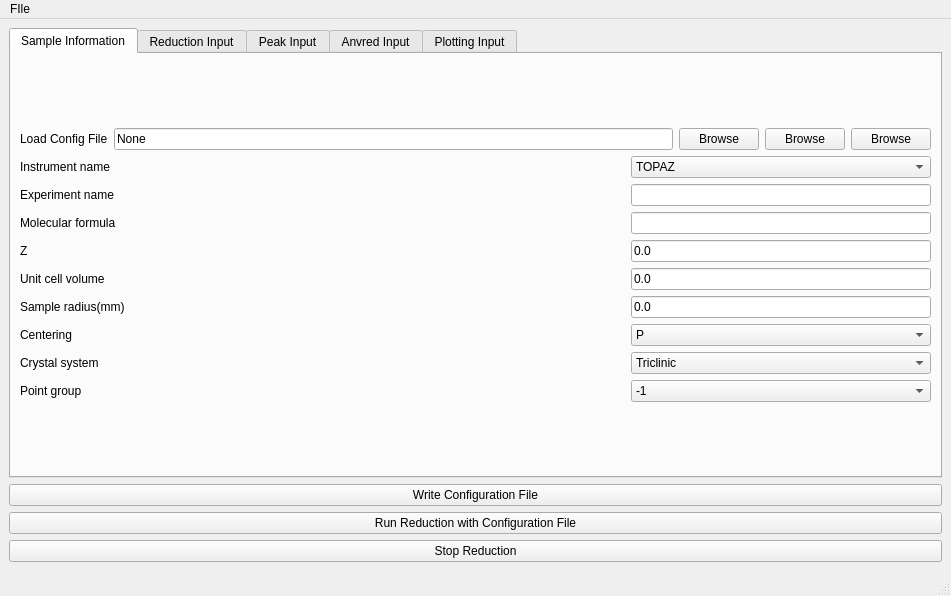
Qt form TOPAZ/ReductionGUI/design.ui (zjmorgan/scd-reduction) before a commit.
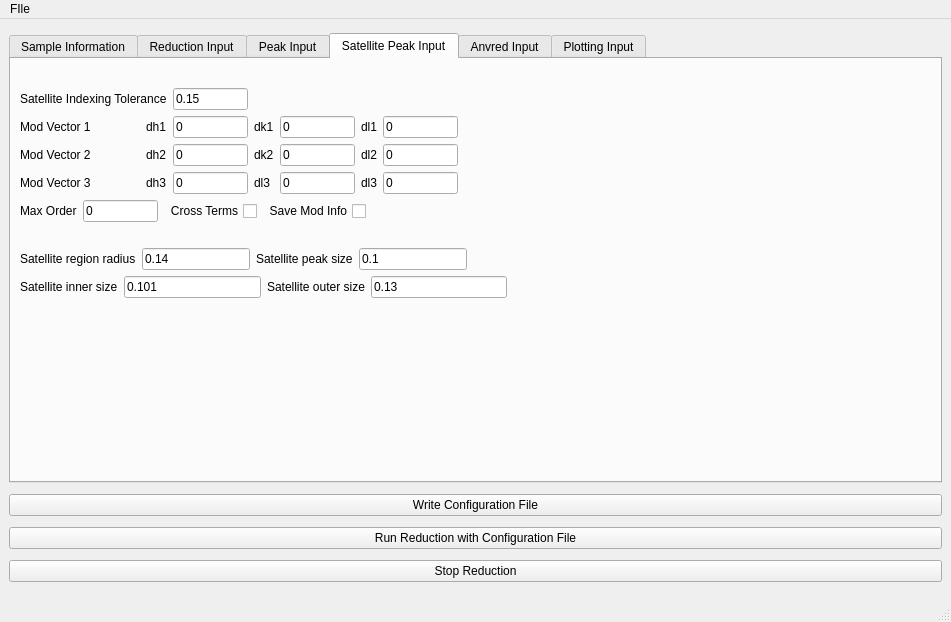
The same form after that commit. The open tabs and pages were chosen to show the change.

Commit message: Updated GUI to support magnetic satellite

What changed in the file:
```diff
--- a/TOPAZ/ReductionGUI/design.ui
+++ b/TOPAZ/ReductionGUI/design.ui
@@ -7,7 +7,7 @@
     <x>0</x>
     <y>0</y>
     <width>951</width>
-    <height>596</height>
+    <height>622</height>
    </rect>
   </property>
   <property name="windowTitle">
@@ -51,6 +51,9 @@
         <property name="currentIndex">
          <number>0</number>
         </property>
+        <property name="tabsClosable">
+         <bool>false</bool>
+        </property>
         <widget class="QWidget" name="sample">
          <property name="toolTip">
           <string>&lt;html&gt;&lt;head/&gt;&lt;body&gt;&lt;p&gt;&lt;span style=&quot; font-size:9pt; font-style:italic;&quot;&gt;Sample inputs of molecular formulas&lt;/span&gt;&lt;/p&gt;&lt;p&gt;&lt;span style=&quot; font-size:9pt;&quot;&gt;For example, for oxalic acid dihydrate, C2O4H2.2H2O, or C2O6H6, input&lt;/span&gt;&lt;/p&gt;&lt;p&gt;&lt;span style=&quot; font-size:9pt;&quot;&gt;C2 O4 H2 H4 O2 &lt;/span&gt;&lt;span style=&quot; font-size:9pt; font-style:italic;&quot;&gt;or&lt;/span&gt;&lt;span style=&quot; font-size:9pt;&quot;&gt; C2 O6 H6&lt;/span&gt;&lt;/p&gt;&lt;p&gt;&lt;span style=&quot; font-size:9pt;&quot;&gt;For deuterated oxalic acid dihydrate, input&lt;/span&gt;&lt;/p&gt;&lt;p&gt;&lt;span style=&quot; font-size:9pt;&quot;&gt;C2 O6 D6 &lt;/span&gt;&lt;span style=&quot; font-size:9pt; font-style:italic;&quot;&gt;or&lt;/span&gt;&lt;span style=&quot; font-size:9pt;&quot;&gt; C2 O6 2H6&lt;/span&gt;&lt;/p&gt;&lt;p&gt;&lt;span style=&quot; font-size:9pt;&quot;&gt;For La2NiO4.2, input&lt;/span&gt;&lt;/p&gt;&lt;p&gt;&lt;span style=&quot; font-size:9pt;&quot;&gt;La2 Ni1 O4.2&lt;/span&gt;&lt;/p&gt;&lt;p&gt;&lt;span style=&quot; font-size:9pt;&quot;&gt;For boron-11 B4C, input&lt;/span&gt;&lt;/p&gt;&lt;p&gt;&lt;span style=&quot; font-size:9pt;&quot;&gt;11B4 C1&lt;/span&gt;&lt;/p&gt;&lt;p&gt;&lt;span style=&quot; font-weight:600;&quot;&gt;Descriptions of input&lt;/span&gt;:&lt;/p&gt;&lt;p&gt;&lt;span style=&quot; font-weight:600;&quot;&gt;Molecular formula&lt;/span&gt;: The chemical formula input as described above.&lt;/p&gt;&lt;p&gt;&lt;span style=&quot; font-weight:600;&quot;&gt;Z&lt;/span&gt;: The number of formula units in the unit cell.&lt;/p&gt;&lt;p&gt;This can be a noninteger value.&lt;/p&gt;&lt;p&gt;&lt;span style=&quot; font-weight:600;&quot;&gt;Unit cell volume&lt;/span&gt;: The unit cell volume in units of Angstroms cubed.&lt;/p&gt;&lt;p&gt;&lt;span style=&quot; font-weight:600;&quot;&gt;weight&lt;/span&gt;: Crystal weight in milligrams.&lt;/p&gt;&lt;p&gt;If 0, do not calculate crystal volume or radius.&lt;/p&gt;&lt;/body&gt;&lt;/html&gt;</string>
@@ -4135,6 +4138,485 @@
           </item>
          </layout>
         </widget>
+        <widget class="QWidget" name="satellite">
+         <attribute name="title">
+          <string>Satellite Peak Input</string>
+         </attribute>
+         <layout class="QGridLayout" name="gridLayout_3">
+          <item row="3" column="1">
+           <layout class="QGridLayout" name="gridLayout_2">
+            <item row="1" column="5">
+             <widget class="QLineEdit" name="mod_vec_2_dk_ledt">
+              <property name="maximumSize">
+               <size>
+                <width>75</width>
+                <height>16777215</height>
+               </size>
+              </property>
+              <property name="text">
+               <string>0</string>
+              </property>
+             </widget>
+            </item>
+            <item row="2" column="0">
+             <widget class="QLabel" name="label_67">
+              <property name="text">
+               <string>Mod Vector 3</string>
+              </property>
+             </widget>
+            </item>
+            <item row="0" column="6">
+             <widget class="QLabel" name="label_74">
+              <property name="text">
+               <string>dl1</string>
+              </property>
+             </widget>
+            </item>
+            <item row="2" column="7">
+             <widget class="QLineEdit" name="mod_vec_3_dl_ledt">
+              <property name="maximumSize">
+               <size>
+                <width>75</width>
+                <height>16777215</height>
+               </size>
+              </property>
+              <property name="text">
+               <string>0</string>
+              </property>
+             </widget>
+            </item>
+            <item row="1" column="0">
+             <widget class="QLabel" name="label_66">
+              <property name="text">
+               <string>Mod Vector 2</string>
+              </property>
+             </widget>
+            </item>
+            <item row="0" column="3">
+             <widget class="QLineEdit" name="mod_vec_1_dh_ledt">
+              <property name="maximumSize">
+               <size>
+                <width>75</width>
+                <height>16777215</height>
+               </size>
+              </property>
+              <property name="text">
+               <string>0</string>
+              </property>
+             </widget>
+            </item>
+            <item row="1" column="3">
+             <widget class="QLineEdit" name="mod_vec_2_dh_ledt">
+              <property name="maximumSize">
+               <size>
+                <width>75</width>
+                <height>16777215</height>
+               </size>
+              </property>
+              <property name="text">
+               <string>0</string>
+              </property>
+             </widget>
+            </item>
+            <item row="1" column="4">
+             <widget class="QLabel" name="label_73">
+              <property name="text">
+               <string>dk2</string>
+              </property>
+             </widget>
+            </item>
+            <item row="1" column="7">
+             <widget class="QLineEdit" name="mod_vec_2_dl_ledt">
+              <property name="maximumSize">
+               <size>
+                <width>75</width>
+                <height>16777215</height>
+               </size>
+              </property>
+              <property name="text">
+               <string>0</string>
+              </property>
+             </widget>
+            </item>
+            <item row="2" column="2">
+             <widget class="QLabel" name="label_71">
+              <property name="text">
+               <string>dh3</string>
+              </property>
+             </widget>
+            </item>
+            <item row="0" column="0">
+             <widget class="QLabel" name="label_18">
+              <property name="text">
+               <string>Mod Vector 1</string>
+              </property>
+             </widget>
+            </item>
+            <item row="2" column="3">
+             <widget class="QLineEdit" name="mod_vec_3_dh_ledt">
+              <property name="maximumSize">
+               <size>
+                <width>75</width>
+                <height>16777215</height>
+               </size>
+              </property>
+              <property name="text">
+               <string>0</string>
+              </property>
+             </widget>
+            </item>
+            <item row="0" column="8">
+             <spacer name="horizontalSpacer_69">
+              <property name="orientation">
+               <enum>Qt::Horizontal</enum>
+              </property>
+              <property name="sizeHint" stdset="0">
+               <size>
+                <width>40</width>
+                <height>20</height>
+               </size>
+              </property>
+             </spacer>
+            </item>
+            <item row="0" column="5">
+             <widget class="QLineEdit" name="mod_vec_1_dk_ledt">
+              <property name="maximumSize">
+               <size>
+                <width>75</width>
+                <height>16777215</height>
+               </size>
+              </property>
+              <property name="text">
+               <string>0</string>
+              </property>
+             </widget>
+            </item>
+            <item row="0" column="2">
+             <widget class="QLabel" name="label_68">
+              <property name="text">
+               <string>dh1</string>
+              </property>
+             </widget>
+            </item>
+            <item row="0" column="4">
+             <widget class="QLabel" name="label_69">
+              <property name="text">
+               <string>dk1</string>
+              </property>
+             </widget>
+            </item>
+            <item row="1" column="6">
+             <widget class="QLabel" name="label_75">
+              <property name="text">
+               <string>dl2</string>
+              </property>
+             </widget>
+            </item>
+            <item row="2" column="5">
+             <widget class="QLineEdit" name="mod_vec_3_dk_ledt">
+              <property name="maximumSize">
+               <size>
+                <width>75</width>
+                <height>16777215</height>
+               </size>
+              </property>
+              <property name="text">
+               <string>0</string>
+              </property>
+             </widget>
+            </item>
+            <item row="0" column="7">
+             <widget class="QLineEdit" name="mod_vec_1_dl_ledt">
+              <property name="maximumSize">
+               <size>
+                <width>75</width>
+                <height>16777215</height>
+               </size>
+              </property>
+              <property name="text">
+               <string>0</string>
+              </property>
+             </widget>
+            </item>
+            <item row="2" column="6">
+             <widget class="QLabel" name="label_76">
+              <property name="text">
+               <string>dl3</string>
+              </property>
+             </widget>
+            </item>
+            <item row="1" column="2">
+             <widget class="QLabel" name="label_70">
+              <property name="text">
+               <string>dh2</string>
+              </property>
+             </widget>
+            </item>
+            <item row="2" column="4">
+             <widget class="QLabel" name="label_72">
+              <property name="text">
+               <string>dl3</string>
+              </property>
+             </widget>
+            </item>
+            <item row="0" column="1">
+             <spacer name="horizontalSpacer_73">
+              <property name="orientation">
+               <enum>Qt::Horizontal</enum>
+              </property>
+              <property name="sizeHint" stdset="0">
+               <size>
+                <width>40</width>
+                <height>20</height>
+               </size>
+              </property>
+             </spacer>
+            </item>
+           </layout>
+          </item>
+          <item row="0" column="1">
+           <spacer name="horizontalSpacer_70">
+            <property name="orientation">
+             <enum>Qt::Horizontal</enum>
+            </property>
+            <property name="sizeHint" stdset="0">
+             <size>
+              <width>40</width>
+              <height>20</height>
+             </size>
+            </property>
+           </spacer>
+          </item>
+          <item row="8" column="1">
+           <spacer name="verticalSpacer">
+            <property name="orientation">
+             <enum>Qt::Vertical</enum>
+            </property>
+            <property name="sizeHint" stdset="0">
+             <size>
+              <width>20</width>
+              <height>40</height>
+             </size>
+            </property>
+           </spacer>
+          </item>
+          <item row="4" column="1">
+           <layout class="QGridLayout" name="gridLayout_5">
+            <item row="0" column="2">
+             <widget class="QCheckBox" name="cross_terms_chbx">
+              <property name="layoutDirection">
+               <enum>Qt::RightToLeft</enum>
+              </property>
+              <property name="text">
+               <string>Cross Terms</string>
+              </property>
+             </widget>
+            </item>
+            <item row="0" column="1">
+             <widget class="QLineEdit" name="max_order_ledt">
+              <property name="maximumSize">
+               <size>
+                <width>75</width>
+                <height>16777215</height>
+               </size>
+              </property>
+              <property name="text">
+               <string>0</string>
+              </property>
+             </widget>
+            </item>
+            <item row="0" column="0">
+             <widget class="QLabel" name="label_65">
+              <property name="text">
+               <string>Max Order</string>
+              </property>
+             </widget>
+            </item>
+            <item row="0" column="4">
+             <spacer name="horizontalSpacer_72">
+              <property name="orientation">
+               <enum>Qt::Horizontal</enum>
+              </property>
+              <property name="sizeHint" stdset="0">
+               <size>
+                <width>40</width>
+                <height>20</height>
+               </size>
+              </property>
+             </spacer>
+            </item>
+            <item row="0" column="3">
+             <widget class="QCheckBox" name="save_mod_info_chbx">
+              <property name="layoutDirection">
+               <enum>Qt::RightToLeft</enum>
+              </property>
+              <property name="text">
+               <string>Save Mod Info</string>
+              </property>
+             </widget>
+            </item>
+           </layout>
+          </item>
+          <item row="1" column="2">
+           <spacer name="horizontalSpacer_71">
+            <property name="orientation">
+             <enum>Qt::Horizontal</enum>
+            </property>
+            <property name="sizeHint" stdset="0">
+             <size>
+              <width>40</width>
+              <height>20</height>
+             </size>
+            </property>
+           </spacer>
+          </item>
+          <item row="7" column="1">
+           <layout class="QGridLayout" name="gridLayout_7">
+            <item row="0" column="0">
+             <widget class="QLabel" name="label_78">
+              <property name="text">
+               <string>Satellite inner size</string>
+              </property>
+             </widget>
+            </item>
+            <item row="0" column="1">
+             <widget class="QLineEdit" name="sat_peak_inner_radius_ledt">
+              <property name="maximumSize">
+               <size>
+                <width>140</width>
+                <height>16777215</height>
+               </size>
+              </property>
+              <property name="text">
+               <string>0.101</string>
+              </property>
+             </widget>
+            </item>
+            <item row="0" column="2">
+             <widget class="QLabel" name="label_79">
+              <property name="text">
+               <string>Satellite outer size</string>
+              </property>
+             </widget>
+            </item>
+            <item row="0" column="3">
+             <widget class="QLineEdit" name="sat_peak_outer_radius_ledt">
+              <property name="maximumSize">
+               <size>
+                <width>140</width>
+                <height>16777215</height>
+               </size>
+              </property>
+              <property name="text">
+               <string>0.13</string>
+              </property>
+             </widget>
+            </item>
+           </layout>
+          </item>
+          <item row="6" column="1">
+           <layout class="QGridLayout" name="gridLayout_6">
+            <item row="0" column="3">
+             <widget class="QLineEdit" name="sat_peak_radius_ledt">
+              <property name="maximumSize">
+               <size>
+                <width>140</width>
+                <height>16777215</height>
+               </size>
+              </property>
+              <property name="text">
+               <string>0.1</string>
+              </property>
+             </widget>
+            </item>
+            <item row="0" column="2">
+             <widget class="QLabel" name="label_77">
+              <property name="text">
+               <string>Satellite peak size</string>
+              </property>
+             </widget>
+            </item>
+            <item row="0" column="4">
+             <spacer name="horizontalSpacer_74">
+              <property name="orientation">
+               <enum>Qt::Horizontal</enum>
+              </property>
+              <property name="sizeHint" stdset="0">
+               <size>
+                <width>40</width>
+                <height>20</height>
+               </size>
+              </property>
+             </spacer>
+            </item>
+            <item row="0" column="1">
+             <widget class="QLineEdit" name="sat_peak_region_radius_ledt">
+              <property name="text">
+               <string>0.14</string>
+              </property>
+             </widget>
+            </item>
+            <item row="0" column="0">
+             <widget class="QLabel" name="label_80">
+              <property name="text">
+               <string>Satellite region radius</string>
+              </property>
+             </widget>
+            </item>
+           </layout>
+          </item>
+          <item row="5" column="1">
+           <spacer name="horizontalSpacer_75">
+            <property name="orientation">
+             <enum>Qt::Horizontal</enum>
+            </property>
+            <property name="sizeHint" stdset="0">
+             <size>
+              <width>40</width>
+              <height>20</height>
+             </size>
+            </property>
+           </spacer>
+          </item>
+          <item row="1" column="1">
+           <layout class="QGridLayout" name="gridLayout_4">
+            <item row="0" column="1">
+             <widget class="QLineEdit" name="tolerance_satellite_ledt">
+              <property name="maximumSize">
+               <size>
+                <width>75</width>
+                <height>16777215</height>
+               </size>
+              </property>
+              <property name="text">
+               <string>0.15</string>
+              </property>
+             </widget>
+            </item>
+            <item row="0" column="0">
+             <widget class="QLabel" name="label_81">
+              <property name="text">
+               <string>Satellite Indexing Tolerance</string>
+              </property>
+             </widget>
+            </item>
+            <item row="0" column="2">
+             <spacer name="horizontalSpacer_76">
+              <property name="orientation">
+               <enum>Qt::Horizontal</enum>
+              </property>
+              <property name="sizeHint" stdset="0">
+               <size>
+                <width>40</width>
+                <height>20</height>
+               </size>
+              </property>
+             </spacer>
+            </item>
+           </layout>
+          </item>
+         </layout>
+        </widget>
         <widget class="QWidget" name="anvred">
          <attribute name="title">
           <string>Anvred Input</string>
```
Left out of the diff: 12 changed lines with no effect on the pictures. The commit also changes 15 other files.
